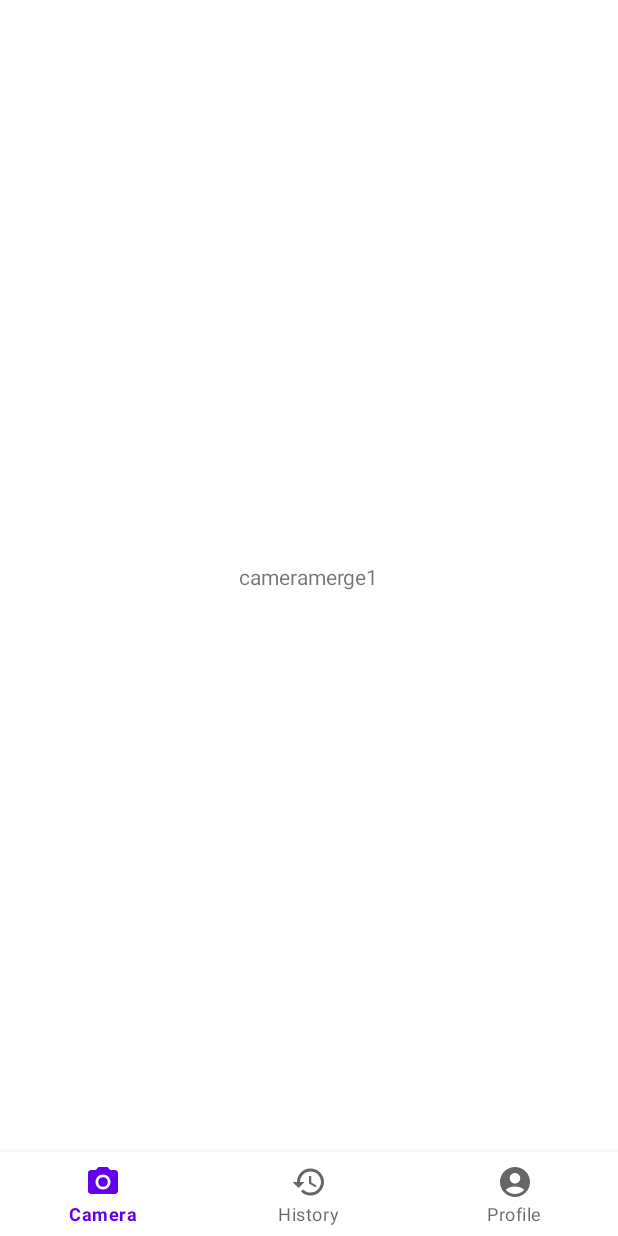
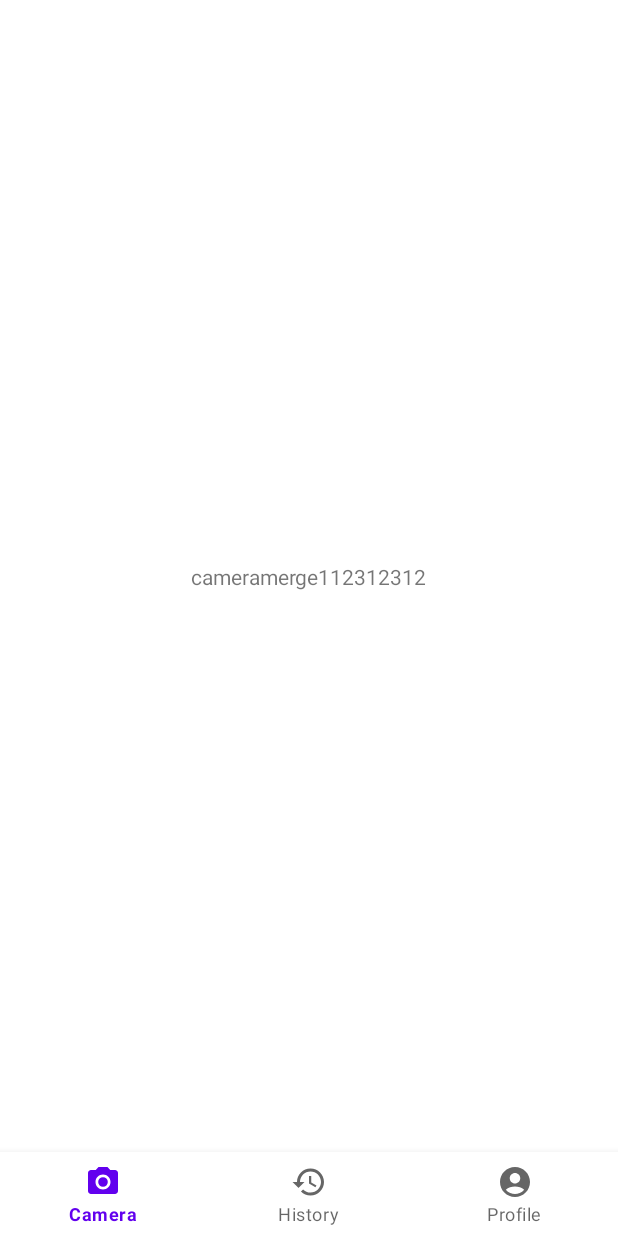
Before and after one commit to kttn54/Nutribite, an Android app: the screen it shows after launch (MainActivity), on a phone screen of 412 x 824 dp. Run offline under Robolectric (Android 15) with nearby library versions, the phone set to English and light mode, and no system bars; our stand-ins replace navigation-ui.

Commit message:
Test commit to mac

```diff
--- a/app/src/main/res/layout/fragment_camera.xml
+++ b/app/src/main/res/layout/fragment_camera.xml
@@ -10,7 +10,7 @@
     <TextView
         android:layout_width="wrap_content"
         android:layout_height="wrap_content"
-        android:text="cameramerge1"
+        android:text="cameramerge112312312"
         app:layout_constraintStart_toStartOf="parent"
         app:layout_constraintEnd_toEndOf="parent"
         app:layout_constraintTop_toTopOf="parent"
```
